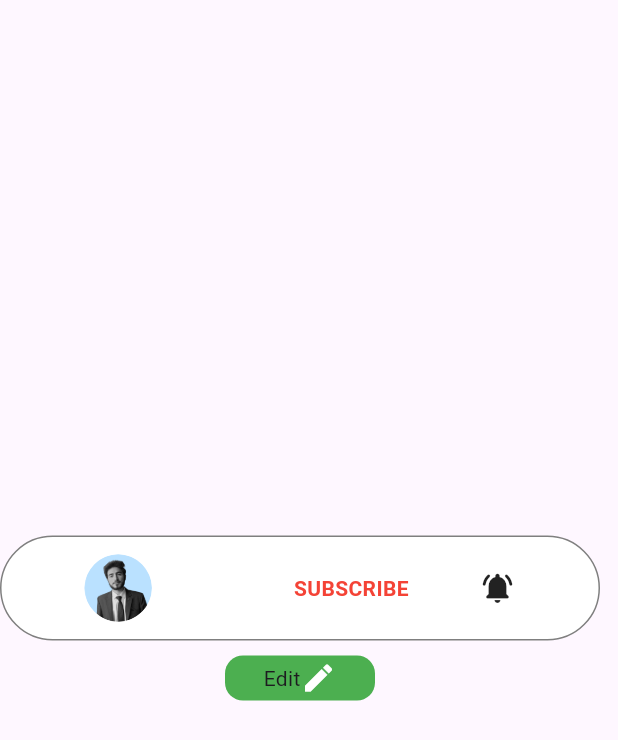
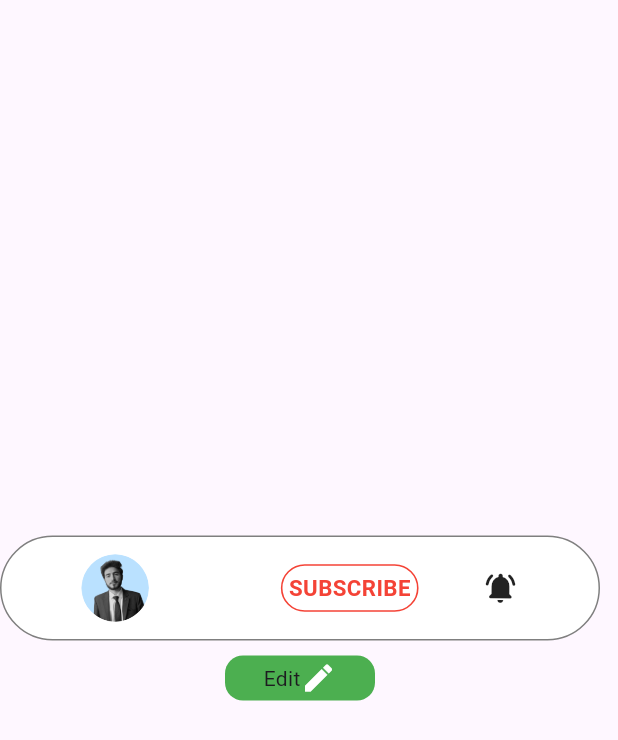
Before and after one commit to laheef/call-to-action-webapp, a Flutter app: the screen it shows after launch, on a phone screen of 412 x 824 dp. Shown: the top 740 px of the screen. Run offline on Flutter 3.47's test engine with Material 3 defaults, Android fonts, the phone set to English and light mode, and no system bars; our stand-ins replace get, screenshot; missing offline and left inert: dart:html, render.

Commit message:
call-to-action-web-app

```diff
--- a/lib/fetaures/screens/edit_screen.dart
+++ b/lib/fetaures/screens/edit_screen.dart
@@ -3,6 +3,7 @@ import 'package:callout/fetaures/screens/widgets/yt_subscribe_button.dart';
 import 'package:flutter/material.dart';
 import 'package:get/get.dart';
 import 'package:screenshot/screenshot.dart';
+import 'package:render/render.dart';
 import 'dart:typed_data';
 import 'dart:html' as html;
 
@@ -11,6 +12,7 @@ class EditScreen extends StatelessWidget {
 
   final HomeController _homeController = Get.find<HomeController>();
   final ScreenshotController screenshotController = ScreenshotController();
+  final RenderController renderController = RenderController();
 
   @override
   Widget build(BuildContext context) {
@@ -37,13 +39,15 @@ class EditScreen extends StatelessWidget {
                       child: Screenshot(
                         controller: screenshotController,
                         child: Obx(
-                          () => YoutbeSubcribeButton(
+                          () => Render(
+                            controller: renderController,
+                            child: YoutbeSubcribeButton(
                               channelName:
                                   _homeController.channelName.value.isEmpty
                                       ? _homeController.defaultchannelName
                                       : _homeController.channelName.value,
-                            channelSubscribe:
-                                _homeController.channelSubscribers.value.isEmpty
+                              channelSubscribe: _homeController
+                                      .channelSubscribers.value.isEmpty
                                   ? _homeController.defaultchannelSubscribers
                                   : _homeController.channelSubscribers.value,
                             ),
@@ -51,10 +55,20 @@ class EditScreen extends StatelessWidget {
                         ),
                       ),
                     ),
+                  ),
                   const SizedBox(height: 16),
+                  Row(
+                    children: [
                       ElevatedButton(
                         onPressed: _captureAndSavePng,
-                    child: const Text('Download Subscribe Button'),
+                        child: const Text('Download Subscribe Button as PNG'),
+                      ),
+                      const SizedBox(width: 16),
+                      // ElevatedButton(
+                      //   onPressed: _captureAndSaveVideo,
+                      //   child: const Text('Download Subscribe Button as Video'),
+                      // ),
+                    ],
                   ),
                 ],
               ),
@@ -109,4 +123,24 @@ class EditScreen extends StatelessWidget {
       html.Url.revokeObjectUrl(url);
     }
   }
+
+  // Future<void> _captureAndSaveVideo() async {
+  //   final result = await renderController.captureMotion(
+  //     Duration(seconds: 3),
+  //     format: MotionFormat.mp4, // Updated to RenderFormat.webm
+  //   );
+
+  //   if (result != null) {
+  //     final blob = html.Blob([result.output]);
+  //     final url = html.Url.createObjectUrlFromBlob(blob);
+  //     final anchor = html.document.createElement('a') as html.AnchorElement
+  //       ..href = url
+  //       ..style.display = 'none'
+  //       ..download = 'youtube_subscribe_button.mp4';
+  //     html.document.body!.children.add(anchor);
+  //     anchor.click();
+  //     html.document.body!.children.remove(anchor);
+  //     html.Url.revokeObjectUrl(url);
+  //   }
+  // }
 }
--- a/lib/fetaures/screens/widgets/yt_subscribe_button.dart
+++ b/lib/fetaures/screens/widgets/yt_subscribe_button.dart
@@ -1,15 +1,79 @@
 import 'package:flutter/material.dart';
 
-// ignore: must_be_immutable
-class YoutbeSubcribeButton extends StatelessWidget {
-  String channelName;
-  String channelSubscribe;
-  YoutbeSubcribeButton(
-      {super.key, required this.channelName, required this.channelSubscribe});
+class YoutbeSubcribeButton extends StatefulWidget {
+  final String channelName;
+  final String channelSubscribe;
+
+  const YoutbeSubcribeButton({
+    super.key,
+    required this.channelName,
+    required this.channelSubscribe,
+  });
+
+  @override
+  YoutbeSubcribeButtonState createState() => YoutbeSubcribeButtonState();
+}
+
+class YoutbeSubcribeButtonState extends State<YoutbeSubcribeButton>
+    with TickerProviderStateMixin {
+  late AnimationController _controller;
+  late Animation<double> _scaleAnimation;
+  late Animation<Offset> _slideAnimation;
+
+  late AnimationController _pulseController;
+  late Animation<double> _pulseAnimation;
+
+  late AnimationController _shakeController;
+  late Animation<double> _shakeAnimation;
+
+  @override
+  void initState() {
+    super.initState();
+    _controller = AnimationController(
+      duration: const Duration(milliseconds: 1000),
+      vsync: this,
+    );
+    _scaleAnimation = Tween<double>(begin: 0.5, end: 1.0).animate(
+      CurvedAnimation(parent: _controller, curve: Curves.easeOutCubic),
+    );
+    _slideAnimation =
+        Tween<Offset>(begin: const Offset(-1, 3), end: Offset.zero).animate(
+      CurvedAnimation(parent: _controller, curve: Curves.easeOutCubic),
+    );
+
+    _pulseController = AnimationController(
+      duration: const Duration(milliseconds: 1000),
+      vsync: this,
+    )..repeat(reverse: true);
+    _pulseAnimation =
+        Tween<double>(begin: 1.0, end: 1.3).animate(_pulseController);
+
+    _shakeController = AnimationController(
+      duration: const Duration(milliseconds: 500),
+      vsync: this,
+    )..repeat(reverse: true);
+    _shakeAnimation =
+        Tween<double>(begin: -0.05, end: 0.08).animate(_shakeController);
+
+    _controller.forward();
+  }
+
+  @override
+  void dispose() {
+    _controller.dispose();
+    _pulseController.dispose();
+    _shakeController.dispose();
+    super.dispose();
+  }
 
   @override
   Widget build(BuildContext context) {
-    return Container(
+    return SlideTransition(
+      textDirection: TextDirection.ltr,
+      position: _slideAnimation,
+      child: ScaleTransition(
+        scale: _scaleAnimation,
+        child: Container(
           height: 70,
           width: 400,
           decoration: BoxDecoration(
@@ -22,7 +86,17 @@ class YoutbeSubcribeButton extends StatelessWidget {
             child: Row(
               mainAxisAlignment: MainAxisAlignment.spaceEvenly,
               children: [
-            ClipRRect(
+                TweenAnimationBuilder(
+                  tween: Tween<double>(begin: 0, end: 1),
+                  duration: const Duration(milliseconds: 1000),
+                  curve: Curves.easeOutCubic,
+                  builder: (context, double value, child) {
+                    return Transform.scale(
+                      scale: value,
+                      child: child,
+                    );
+                  },
+                  child: ClipRRect(
                     borderRadius: BorderRadius.circular(100),
                     child: const Image(
                       height: 45,
@@ -31,25 +105,57 @@ class YoutbeSubcribeButton extends StatelessWidget {
                       image: AssetImage('assets/images/profile-pic.png'),
                     ),
                   ),
-            Column(
+                ),
+                TweenAnimationBuilder(
+                  tween: Tween<Offset>(
+                      begin: const Offset(-50, 0), end: Offset.zero),
+                  duration: const Duration(milliseconds: 1000),
+                  curve: Curves.easeOutCubic,
+                  builder: (context, Offset offset, child) {
+                    return Transform.translate(
+                      offset: offset,
+                      child: child,
+                    );
+                  },
+                  child: Column(
                     crossAxisAlignment: CrossAxisAlignment.start,
                     children: [
                       Text(
-                  channelName,
+                        widget.channelName,
                         style: const TextStyle(fontWeight: FontWeight.bold),
                       ),
                       Text(
-                  channelSubscribe,
+                        widget.channelSubscribe,
                         style: const TextStyle(color: Colors.black45),
                       ),
                     ],
                   ),
-            const Text(
+                ),
+                ScaleTransition(
+                  scale: _pulseAnimation,
+                  child: Container(
+                    decoration: BoxDecoration(
+                        borderRadius: BorderRadius.circular(60),
+                        border: Border.all(color: Colors.red)),
+                    child: const Padding(
+                      padding: EdgeInsets.all(4.0),
+                      child: Text(
                         'SUBSCRIBE',
-              style: TextStyle(fontWeight: FontWeight.bold, color: Colors.red),
+                        style: TextStyle(
+                          fontWeight: FontWeight.bold,
+                          color: Colors.red,
                         ),
-            const Icon(Icons.notifications_on_rounded)
+                      ),
+                    ),
+                  ),
+                ),
+                RotationTransition(
+                  turns: _shakeAnimation,
+                  child: const Icon(Icons.notifications_on_rounded),
+                ),
               ],
+            ),
+          ),
         ),
       ),
     );
--- a/lib/main.dart
+++ b/lib/main.dart
@@ -15,7 +15,6 @@ class MyApp extends StatelessWidget {
     return GetMaterialApp(
       title: 'Call to Action',
       theme: ThemeData(
-        colorScheme: ColorScheme.fromSeed(seedColor: Colors.deepPurple),
         useMaterial3: true,
       ),
       home: const HomeScreen(),
```
Lines whose indentation alone changed are shown as unchanged.
